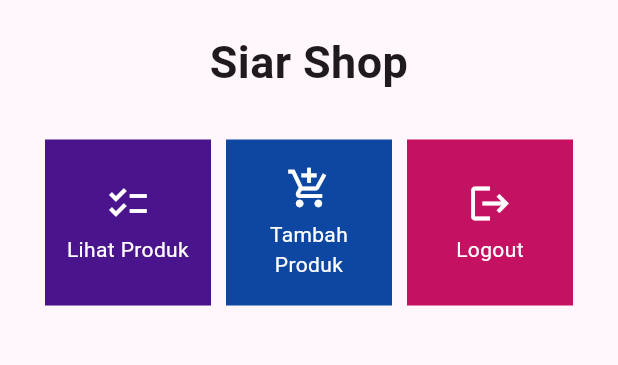
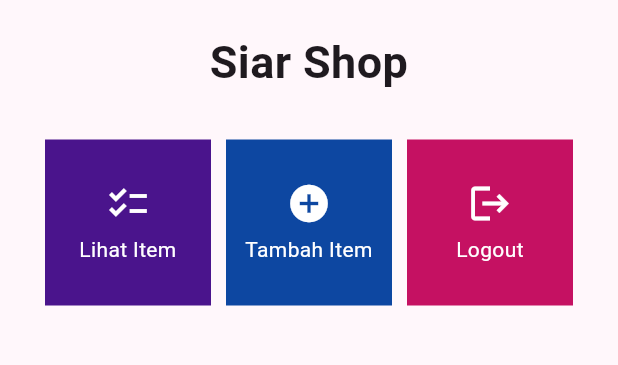
Before and after one commit to raissaputi/siarstudio, a Flutter app: the screen it shows after launch, on a phone screen of 412 x 824 dp, the part 84-449 px from its top. Run offline on Flutter 3.47's test engine with Material 2 defaults, Android fonts, the light colour scheme and no system bars.

```diff
--- a/lib/menu.dart
+++ b/lib/menu.dart
@@ -4,8 +4,8 @@ class MyHomePage extends StatelessWidget {
   MyHomePage({Key? key}) : super(key: key);
 
   final List<StudioItem> items = [
-    StudioItem("Lihat Produk", Icons.checklist, Colors.purple.shade900),
-    StudioItem("Tambah Produk", Icons.add_shopping_cart, Colors.blue.shade900),
+    StudioItem("Lihat Item", Icons.checklist, Colors.purple.shade900),
+    StudioItem("Tambah Item", Icons.add_circle, Colors.blue.shade900),
     StudioItem("Logout", Icons.logout, Colors.pinkAccent.shade700),
   ];
 
```
Also changed, not shown: 1 other file.
